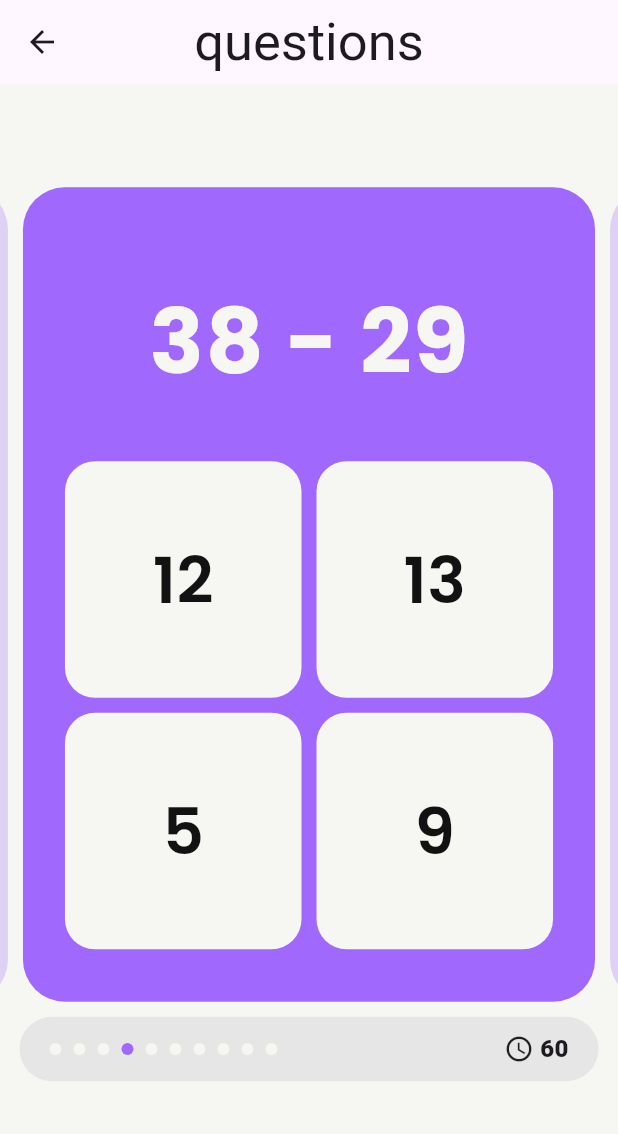
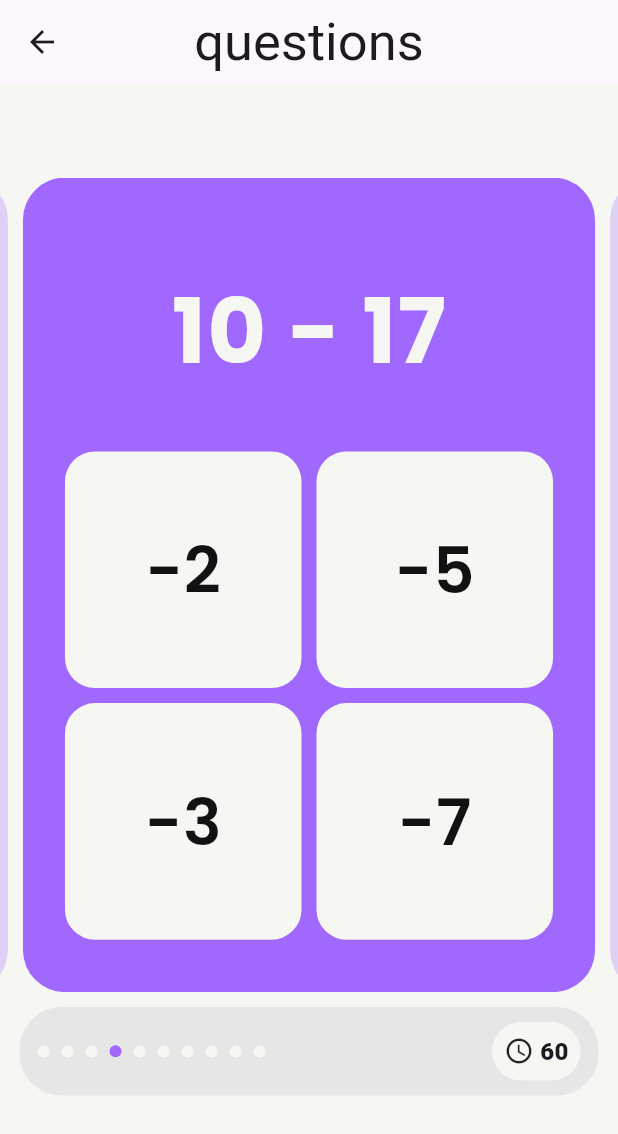
Before and after one commit to prime-infinity/numeracy_app, a Flutter app: the Question screen opened by its route, swiped to page 4, on a phone screen of 412 x 824 dp. Shown: the top 1134 px of the screen. Run offline on Flutter 3.47's test engine with Material 3 defaults, Android fonts, the phone set to English and light mode, and no system bars; our stand-ins replace flutter_riverpod, go_router, google_fonts, riverpod_annotation; generated files the repository leaves out were written again.

Commit message:
improved question generator function

```diff
--- a/lib/screens/questions/question.dart
+++ b/lib/screens/questions/question.dart
@@ -226,7 +226,7 @@ class _QuestionState extends ConsumerState<Question> {
               padding: const EdgeInsets.symmetric(horizontal: 13),
               child: Container(
                 padding:
-                    const EdgeInsets.symmetric(vertical: 10, horizontal: 20),
+                    const EdgeInsets.symmetric(vertical: 10, horizontal: 12),
                 decoration: BoxDecoration(
                     color: AppColors.cardGrey,
                     borderRadius:
@@ -250,7 +250,13 @@ class _QuestionState extends ConsumerState<Question> {
                         ),
                       ),
                     ),
-                    Row(
+                    Container(
+                      padding: const EdgeInsets.all(8),
+                      decoration: BoxDecoration(
+                          color: AppColors.white,
+                          borderRadius:
+                              BorderRadius.circular(AppDimensions.cardRadius)),
+                      child: Row(
                         children: [
                           const Icon(
                             Icons.access_time,
@@ -266,6 +272,7 @@ class _QuestionState extends ConsumerState<Question> {
                           ),
                         ],
                       ),
+                    ),
                   ],
                 ),
               ),
--- a/lib/services/question_generator.dart
+++ b/lib/services/question_generator.dart
@@ -10,16 +10,44 @@ List<Question> generateRandomQuestions() {
 
   for (int i = 1; i <= 10; i++) {
     final operation = Operation.values[random.nextInt(Operation.values.length)];
-    final operand1 = random.nextInt(50) + 1;
-    final operand2 = random.nextInt(50) + 1;
-    final result = operation.calculate(operand1, operand2);
+    int operand1;
+    int operand2;
+    int result;
 
-    // Generate 4 options, one of which is the correct answer
+    // Special handling for division to ensure clean division
+    if (operation == Operation.division) {
+      // First generate the result (1-12 for reasonable difficulty)
+      result = random.nextInt(12) + 1;
+      // Then generate the second operand (1-10 for reasonable difficulty)
+      operand2 = random.nextInt(10) + 1;
+      // Calculate first operand by multiplying to ensure clean division
+      operand1 = result * operand2;
+    } else {
+      operand1 = random.nextInt(50) + 1;
+      operand2 = random.nextInt(50) + 1;
+      result = operation.calculate(operand1, operand2);
+    }
+
+    // Generate unique wrong answers
+    final Set<int> wrongAnswers = {};
+    while (wrongAnswers.length < 3) {
+      // Randomly decide whether to add or subtract
+      final bool shouldAdd = random.nextBool();
+      final offset = random.nextInt(6) + 1;
+      final wrongAnswer = shouldAdd ? result + offset : result - offset;
+
+      // Only add if it's different from the correct answer and not already in the set
+      if (wrongAnswer != result) {
+        wrongAnswers.add(wrongAnswer);
+      }
+    }
+
+    // Create options list with the correct answer and wrong answers
     final options = [
       {"a": result},
-      {"b": result + random.nextInt(6) + 1},
-      {"c": result - random.nextInt(6) + 1},
-      {"d": result + random.nextInt(6) + 1},
+      {"b": wrongAnswers.elementAt(0)},
+      {"c": wrongAnswers.elementAt(1)},
+      {"d": wrongAnswers.elementAt(2)},
     ]..shuffle();
 
     questions.add(Question(
--- a/lib/theme.dart
+++ b/lib/theme.dart
@@ -5,8 +5,8 @@ class AppColors {
   static Color primaryAccent = const Color.fromARGB(255, 223, 209, 246);
   static Color successColor = const Color.fromARGB(255, 19, 250, 168);
   static Color failureColor = const Color.fromARGB(255, 255, 126, 128);
-  static Color successBorder = const Color(0xFF388E3C);
-  static Color failureBorder = const Color(0xFFD32F2F);
+  static Color successBorder = const Color.fromARGB(255, 19, 250, 168);
+  static Color failureBorder = const Color.fromARGB(255, 255, 126, 128);
   static Color black = const Color.fromARGB(255, 19, 18, 18);
   static Color white = const Color.fromARGB(255, 246, 246, 243);
   static Color cardGrey = const Color.fromARGB(255, 230, 230, 230);
```
Also changed, not shown: 4 other files. Lines whose indentation alone changed are shown as unchanged.
